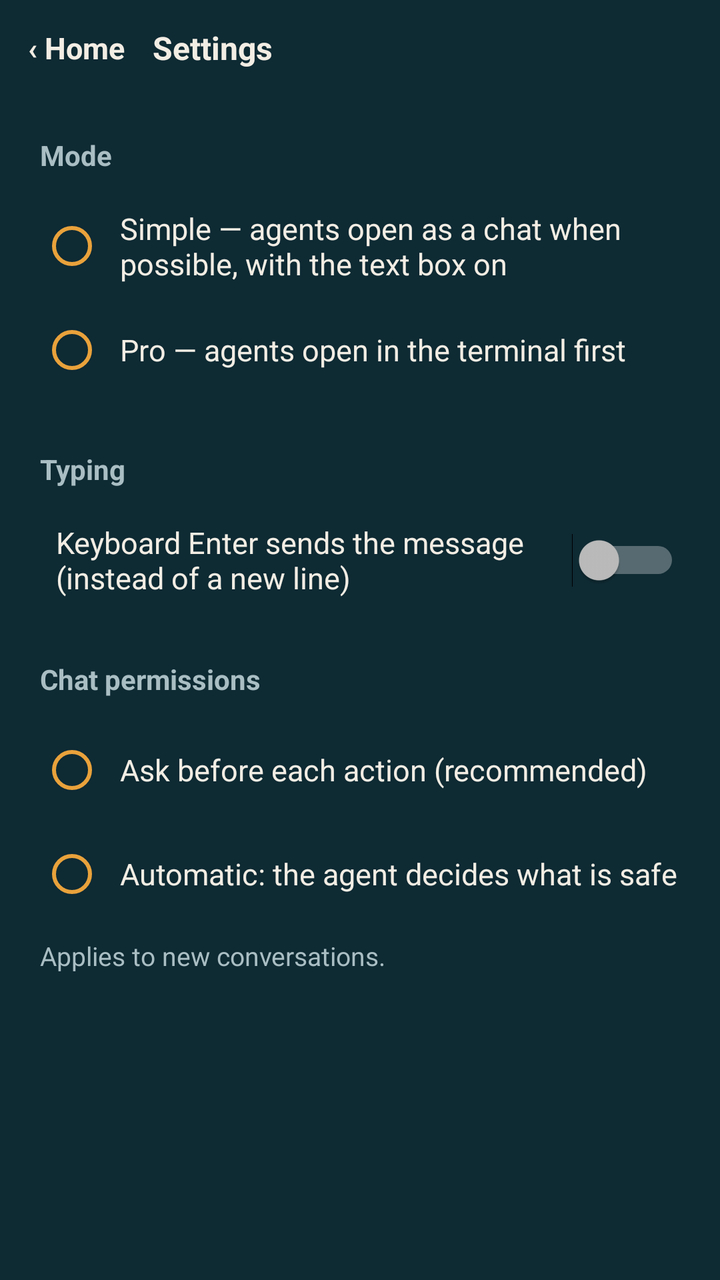
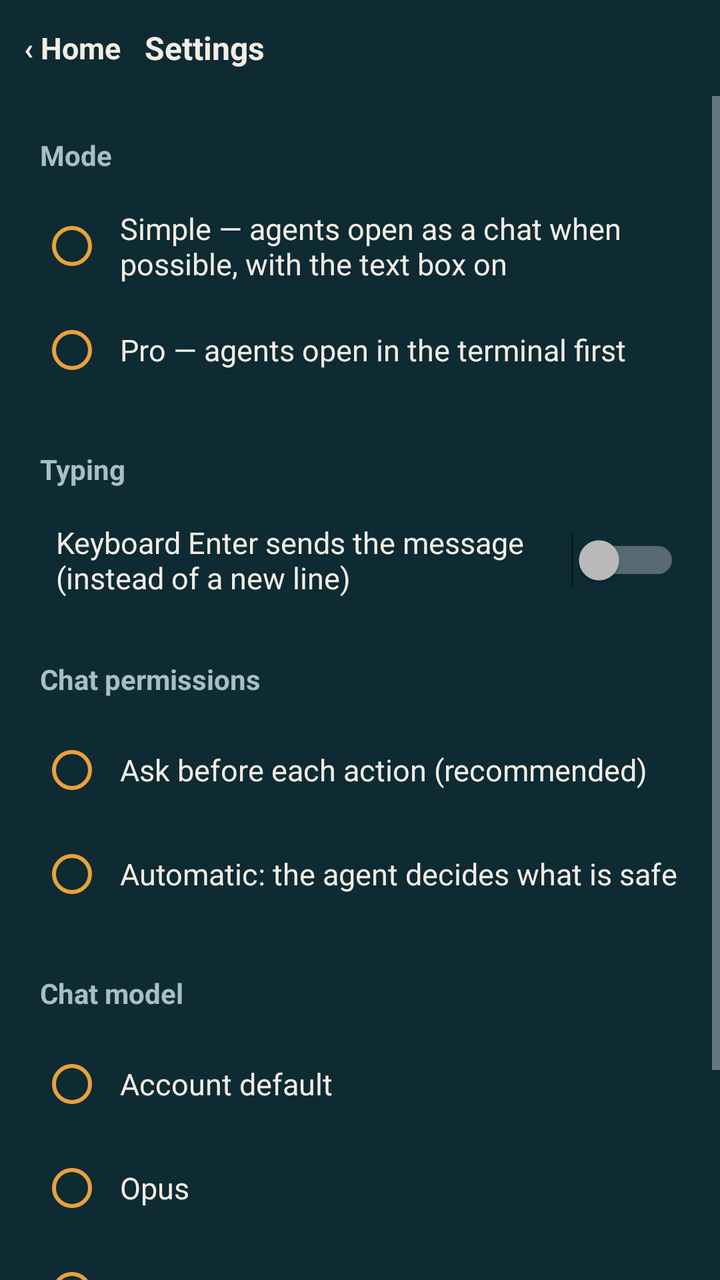

Before-and-after screenshots of an Android layout around one commit, followed by the original layout XML and the change that was made.
<!-- AndroidManifest.xml: activity theme Theme.Jangada.Setup -->
<!-- res/layout/activity_settings.xml -->
<?xml version="1.0" encoding="utf-8"?>
<LinearLayout xmlns:android="http://schemas.android.com/apk/res/android"
    android:layout_width="match_parent"
    android:layout_height="match_parent"
    android:background="@color/setup_bg"
    android:orientation="vertical">

    <LinearLayout
        android:layout_width="match_parent"
        android:layout_height="48dp"
        android:background="@color/keys_bg"
        android:gravity="center_vertical"
        android:orientation="horizontal">

        <TextView
            android:id="@+id/settings_back"
            style="@style/BarButton"
            android:text="@string/terminal_home_arrow" />

        <TextView
            android:layout_width="wrap_content"
            android:layout_height="wrap_content"
            android:text="@string/settings_title"
            android:textColor="@color/setup_text"
            android:textSize="16sp"
            android:textStyle="bold" />
    </LinearLayout>

    <ScrollView
        android:layout_width="match_parent"
        android:layout_height="match_parent">

        <LinearLayout
            android:layout_width="match_parent"
            android:layout_height="wrap_content"
            android:orientation="vertical"
            android:padding="20dp">

            <TextView
                style="@style/HomeSection"
                android:layout_marginTop="0dp"
                android:text="@string/settings_mode" />

            <RadioGroup
                android:id="@+id/settings_mode"
                android:layout_width="match_parent"
                android:layout_height="wrap_content">

                <RadioButton
                    android:id="@+id/mode_simple"
                    style="@style/SettingsOption"
                    android:text="@string/settings_mode_simple" />

                <RadioButton
                    android:id="@+id/mode_pro"
                    style="@style/SettingsOption"
                    android:text="@string/settings_mode_pro" />
            </RadioGroup>

            <TextView
                style="@style/HomeSection"
                android:text="@string/settings_typing" />

            <Switch
                android:id="@+id/settings_enter_sends"
                style="@style/SettingsOption"
                android:text="@string/settings_enter_sends" />

            <TextView
                style="@style/HomeSection"
                android:text="@string/settings_chat" />

            <RadioGroup
                android:id="@+id/settings_permissions"
                android:layout_width="match_parent"
                android:layout_height="wrap_content">

                <RadioButton
                    android:id="@+id/permissions_ask"
                    style="@style/SettingsOption"
                    android:text="@string/settings_permissions_ask" />

                <RadioButton
                    android:id="@+id/permissions_auto"
                    style="@style/SettingsOption"
                    android:text="@string/settings_permissions_auto" />
            </RadioGroup>

            <TextView
                android:layout_width="match_parent"
                android:layout_height="wrap_content"
                android:layout_marginTop="6dp"
                android:text="@string/settings_permissions_note"
                android:textColor="@color/setup_muted"
                android:textSize="13sp" />
        </LinearLayout>
    </ScrollView>
</LinearLayout>
<!-- resources referenced by this layout -->
<resources>
  <color name="keys_bg">#0E2A33</color>
  <color name="setup_bg">#0E2A33</color>
  <color name="setup_muted">#A9BEC3</color>
  <color name="setup_text">#F2EDE4</color>
  <string name="settings_chat">Chat permissions</string>
  <string name="settings_enter_sends">Keyboard Enter sends the message (instead of a new line)</string>
  <string name="settings_mode">Mode</string>
  <string name="settings_mode_pro">Pro — agents open in the terminal first</string>
  <string name="settings_mode_simple">Simple — agents open as a chat when possible, with the text box on</string>
  <string name="settings_permissions_ask">Ask before each action (recommended)</string>
  <string name="settings_permissions_auto">Automatic: the agent decides what is safe</string>
  <string name="settings_permissions_note">Applies to new conversations.</string>
  <string name="settings_title">Settings</string>
  <string name="settings_typing">Typing</string>
  <string name="terminal_home_arrow">‹  Home</string>
  <style name="BarButton">
          <item name="android:layout_width">wrap_content</item>
          <item name="android:layout_height">match_parent</item>
          <item name="android:background">?android:attr/selectableItemBackground</item>
          <item name="android:gravity">center_vertical</item>
          <item name="android:paddingStart">14dp</item>
          <item name="android:paddingEnd">14dp</item>
          <item name="android:textColor">@color/key_text</item>
          <item name="android:textSize">15sp</item>
          <item name="android:textStyle">bold</item>
      </style>
  <style name="HomeSection">
          <item name="android:layout_width">match_parent</item>
          <item name="android:layout_height">wrap_content</item>
          <item name="android:layout_marginTop">24dp</item>
          <item name="android:layout_marginBottom">10dp</item>
          <item name="android:textColor">@color/setup_muted</item>
          <item name="android:textSize">14sp</item>
          <item name="android:textStyle">bold</item>
      </style>
  <style name="SettingsOption">
          <item name="android:layout_width">match_parent</item>
          <item name="android:layout_height">wrap_content</item>
          <item name="android:minHeight">52dp</item>
          <item name="android:paddingStart">8dp</item>
          <item name="android:textColor">@color/setup_text</item>
          <item name="android:textSize">15sp</item>
          <item name="android:buttonTint">@color/key_active</item>
      </style>
  <style name="Theme.Jangada.Setup">
          <item name="android:windowBackground">@color/setup_bg</item>
          <item name="android:statusBarColor">@color/setup_bg</item>
          <item name="android:navigationBarColor">@color/setup_bg</item>
      </style>
  <color name="key_text">#F2EDE4</color>
  <color name="key_active">#E9A23B</color>
</resources>

<!-- the commit's change to res/layout/activity_settings.xml (unified diff, before → after) -->
@@ -87,6 +87,36 @@
             </RadioGroup>
 
             <TextView
+                style="@style/HomeSection"
+                android:text="@string/settings_model" />
+
+            <RadioGroup
+                android:id="@+id/settings_model_group"
+                android:layout_width="match_parent"
+                android:layout_height="wrap_content">
+
+                <RadioButton
+                    android:id="@+id/model_default"
+                    style="@style/SettingsOption"
+                    android:text="@string/chat_model_default" />
+
+                <RadioButton
+                    android:id="@+id/model_opus"
+                    style="@style/SettingsOption"
+                    android:text="Opus" />
+
+                <RadioButton
+                    android:id="@+id/model_sonnet"
+                    style="@style/SettingsOption"
+                    android:text="Sonnet" />
+
+                <RadioButton
+                    android:id="@+id/model_haiku"
+                    style="@style/SettingsOption"
+                    android:text="Haiku" />
+            </RadioGroup>
+
+            <TextView
                 android:layout_width="match_parent"
                 android:layout_height="wrap_content"
                 android:layout_marginTop="6dp"
<!-- resource entries referenced after the edit -->
@@ -4,11 +4,13 @@
   <color name="setup_bg">#0E2A33</color>
   <color name="setup_muted">#A9BEC3</color>
   <color name="setup_text">#F2EDE4</color>
+  <string name="chat_model_default">Account default</string>
   <string name="settings_chat">Chat permissions</string>
   <string name="settings_enter_sends">Keyboard Enter sends the message (instead of a new line)</string>
   <string name="settings_mode">Mode</string>
   <string name="settings_mode_pro">Pro — agents open in the terminal first</string>
   <string name="settings_mode_simple">Simple — agents open as a chat when possible, with the text box on</string>
+  <string name="settings_model">Chat model</string>
   <string name="settings_permissions_ask">Ask before each action (recommended)</string>
   <string name="settings_permissions_auto">Automatic: the agent decides what is safe</string>
   <string name="settings_permissions_note">Applies to new conversations.</string>
@@ -20,10 +22,11 @@
           <item name="android:layout_height">match_parent</item>
           <item name="android:background">?android:attr/selectableItemBackground</item>
           <item name="android:gravity">center_vertical</item>
-          <item name="android:paddingStart">14dp</item>
-          <item name="android:paddingEnd">14dp</item>
+          <item name="android:paddingStart">12dp</item>
+          <item name="android:paddingEnd">12dp</item>
           <item name="android:textColor">@color/key_text</item>
           <item name="android:textSize">15sp</item>
+          <item name="android:maxLines">1</item>
           <item name="android:textStyle">bold</item>
       </style>
   <style name="HomeSection">
